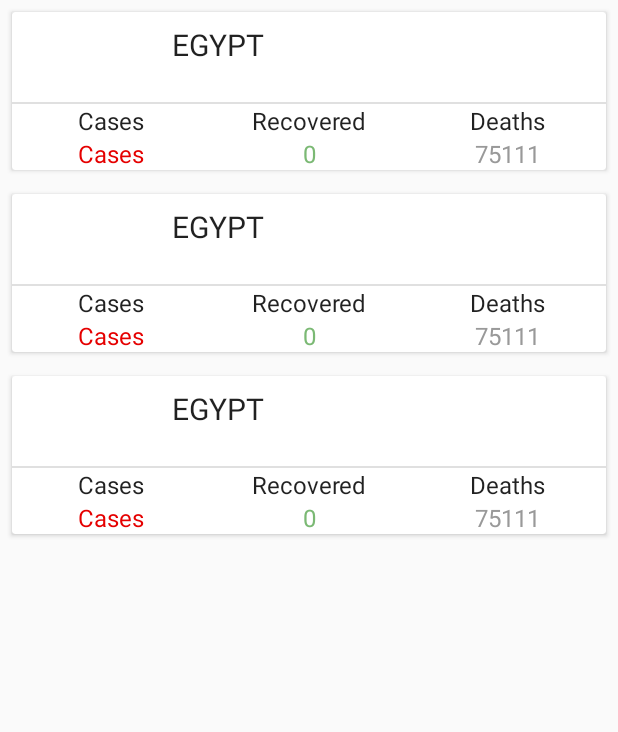
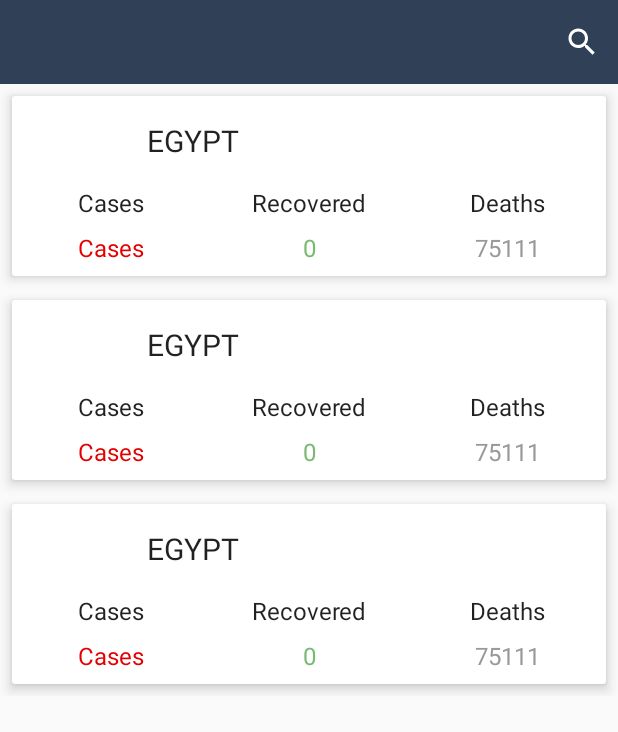
Before and after one commit to RehamAbdelazime/Covid19TrackerApp, an Android app: the layout fragment_country.xml on its own in the app's theme, with its tools: preview values and no code run, on a phone screen of 412 x 824 dp. Shown: the top 732 px of the screen. Run offline under Robolectric (Android 15) with nearby library versions, the phone set to English and light mode, and no system bars; Roboto replaces fonts that are not available here.

Commit message:
Add Search Functionality To Countries View

```diff
--- a/app/src/main/java/com/reham/covid19tracker/ui/home/HomeFragment.java
+++ b/app/src/main/java/com/reham/covid19tracker/ui/home/HomeFragment.java
@@ -15,6 +15,7 @@ import androidx.lifecycle.ViewModelProvider;
 import androidx.swiperefreshlayout.widget.SwipeRefreshLayout;
 import com.reham.covid19tracker.R;
 import com.reham.covid19tracker.pojo.AllModel;
+import com.reham.covid19tracker.view_model.home.HomeViewModel;
 
 public class HomeFragment extends Fragment implements SwipeRefreshLayout.OnRefreshListener {
 
--- a/app/src/main/java/com/reham/covid19tracker/ui/main/MainActivity.java
+++ b/app/src/main/java/com/reham/covid19tracker/ui/main/MainActivity.java
@@ -5,6 +5,8 @@ import android.os.Bundle;
 import android.os.PersistableBundle;
 import android.transition.Fade;
 import android.transition.Slide;
+import android.view.Menu;
+import android.view.MenuInflater;
 import android.view.Window;
 
 import com.google.android.material.bottomnavigation.BottomNavigationView;
@@ -13,6 +15,7 @@ import com.reham.covid19tracker.ui.home.HomeFragment;
 
 import androidx.annotation.NonNull;
 import androidx.appcompat.app.AppCompatActivity;
+import androidx.appcompat.widget.Toolbar;
 import androidx.navigation.NavController;
 import androidx.navigation.Navigation;
 import androidx.navigation.ui.AppBarConfiguration;
@@ -28,8 +31,11 @@ public class MainActivity extends AppCompatActivity {
 
         getWindow().setEnterTransition(new Slide());
 
+
+
         BottomNavigationView navView = findViewById(R.id.nav_view);
         NavController navController = Navigation.findNavController(this, R.id.nav_host_fragment);
         NavigationUI.setupWithNavController(navView, navController);
     }
+
 }
--- a/app/src/main/res/color/bottom_nav_color.xml
+++ b/app/src/main/res/color/bottom_nav_color.xml
@@ -1,5 +1,5 @@
 <?xml version="1.0" encoding="utf-8"?>
 <selector xmlns:android="http://schemas.android.com/apk/res/android">
     <item android:state_checked="true" android:color="@color/colorAccent" />
-    <item android:state_checked="false" android:color="@color/colorPrimary"/>
+    <item android:state_checked="false" android:color="@color/White"/>
 </selector>
--- /dev/null
+++ b/app/src/main/res/drawable/ic_broken_image.xml
@@ -0,0 +1,5 @@
+<vector android:height="24dp" android:tint="#8C8C8C"
+    android:viewportHeight="24.0" android:viewportWidth="24.0"
+    android:width="24dp" xmlns:android="http://schemas.android.com/apk/res/android">
+    <path android:fillColor="#FF000000" android:pathData="M21,5v6.59l-3,-3.01 -4,4.01 -4,-4 -4,4 -3,-3.01L3,5c0,-1.1 0.9,-2 2,-2h14c1.1,0 2,0.9 2,2zM18,11.42l3,3.01L21,19c0,1.1 -0.9,2 -2,2L5,21c-1.1,0 -2,-0.9 -2,-2v-6.58l3,2.99 4,-4 4,4 4,-3.99z"/>
+</vector>
--- /dev/null
+++ b/app/src/main/res/drawable/ic_close.xml
@@ -0,0 +1,5 @@
+<vector android:height="24dp" android:tint="#F5F5F5"
+    android:viewportHeight="24.0" android:viewportWidth="24.0"
+    android:width="24dp" xmlns:android="http://schemas.android.com/apk/res/android">
+    <path android:fillColor="#FF000000" android:pathData="M19,6.41L17.59,5 12,10.59 6.41,5 5,6.41 10.59,12 5,17.59 6.41,19 12,13.41 17.59,19 19,17.59 13.41,12z"/>
+</vector>
--- a/app/src/main/res/drawable/ic_globe_black_24dp.xml
+++ b/app/src/main/res/drawable/ic_globe_black_24dp.xml
@@ -4,6 +4,6 @@
         android:viewportWidth="24.0"
         android:viewportHeight="24.0">
     <path
-        android:fillColor="#FF000000"
+        android:fillColor="#FFF5F5F5"
         android:pathData="M12,2C6.48,2 2,6.48 2,12s4.48,10 10,10 10,-4.48 10,-10S17.52,2 12,2zM11,19.93c-3.95,-0.49 -7,-3.85 -7,-7.93 0,-0.62 0.08,-1.21 0.21,-1.79L9,15v1c0,1.1 0.9,2 2,2v1.93zM17.9,17.39c-0.26,-0.81 -1,-1.39 -1.9,-1.39h-1v-3c0,-0.55 -0.45,-1 -1,-1L8,12v-2h2c0.55,0 1,-0.45 1,-1L11,7h2c1.1,0 2,-0.9 2,-2v-0.41c2.93,1.19 5,4.06 5,7.41 0,2.08 -0.8,3.97 -2.1,5.39z"/>
 </vector>
--- a/app/src/main/res/drawable/ic_home_black_24dp.xml
+++ b/app/src/main/res/drawable/ic_home_black_24dp.xml
@@ -4,6 +4,6 @@
     android:viewportWidth="24.0"
     android:viewportHeight="24.0">
     <path
-        android:fillColor="#FF000000"
+        android:fillColor="#FFF5F5F5"
         android:pathData="M10,20v-6h4v6h5v-8h3L12,3 2,12h3v8z" />
 </vector>
--- /dev/null
+++ b/app/src/main/res/drawable/ic_search.xml
@@ -0,0 +1,9 @@
+<vector xmlns:android="http://schemas.android.com/apk/res/android"
+        android:width="24dp"
+        android:height="24dp"
+        android:viewportWidth="24.0"
+        android:viewportHeight="24.0">
+    <path
+        android:fillColor="#FFF"
+        android:pathData="M15.5,14h-0.79l-0.28,-0.27C15.41,12.59 16,11.11 16,9.5 16,5.91 13.09,3 9.5,3S3,5.91 3,9.5 5.91,16 9.5,16c1.61,0 3.09,-0.59 4.23,-1.57l0.27,0.28v0.79l5,4.99L20.49,19l-4.99,-5zM9.5,14C7.01,14 5,11.99 5,9.5S7.01,5 9.5,5 14,7.01 14,9.5 11.99,14 9.5,14z"/>
+</vector>
--- a/app/src/main/res/layout/activity_main.xml
+++ b/app/src/main/res/layout/activity_main.xml
@@ -13,7 +13,7 @@
         android:layout_marginEnd="0dp"
         app:itemIconTint="@color/bottom_nav_color"
         app:itemTextColor="@color/bottom_nav_color"
-        android:background="?android:attr/windowBackground"
+        android:background="@color/colorPrimaryDark"
         app:layout_constraintBottom_toBottomOf="parent"
         app:layout_constraintLeft_toLeftOf="parent"
         app:layout_constraintRight_toRightOf="parent"
--- a/app/src/main/res/layout/country_item.xml
+++ b/app/src/main/res/layout/country_item.xml
@@ -1,116 +1,130 @@
 <?xml version="1.0" encoding="utf-8"?>
 <androidx.cardview.widget.CardView xmlns:android="http://schemas.android.com/apk/res/android"
+    xmlns:app="http://schemas.android.com/apk/res-auto"
+    xmlns:tools="http://schemas.android.com/tools"
     android:layout_width="match_parent"
-    android:layout_height="wrap_content"
+    android:layout_height="120dp"
     android:layout_margin="8dp"
-    xmlns:tools="http://schemas.android.com/tools">
+    app:cardElevation="5dp"
+    >
 
-    <LinearLayout
+    <androidx.constraintlayout.widget.ConstraintLayout
         android:layout_width="match_parent"
-        android:layout_height="wrap_content"
-        android:orientation="vertical"
-    >
+        android:layout_height="match_parent"
+        android:orientation="vertical">
+
+        <TextView
+            android:id="@+id/tv_countryName"
+            style="@style/TextAppearance.AppCompat.Title"
+            android:layout_width="0dp"
+            android:layout_height="0dp"
+            android:layout_marginTop="8dp"
+            android:layout_weight="3"
+            android:gravity="center_vertical"
+            app:layout_constraintBottom_toTopOf="@+id/linearLayout"
+            app:layout_constraintEnd_toEndOf="parent"
+            app:layout_constraintStart_toEndOf="@+id/img_countryFlag"
+            app:layout_constraintTop_toTopOf="parent"
+            tools:text="EGYPT" />
+
+        <ImageView
+            android:id="@+id/img_countryFlag"
+            android:layout_width="90dp"
+            android:layout_height="0dp"
+            android:layout_gravity="center_vertical"
+            android:layout_marginTop="8dp"
+            android:layout_weight="1"
+            android:contentDescription="@string/country_flag"
+            android:padding="8dp"
+            app:layout_constraintBottom_toBottomOf="@+id/tv_countryName"
+            app:layout_constraintEnd_toStartOf="@+id/tv_countryName"
+            app:layout_constraintStart_toStartOf="parent"
+            app:layout_constraintTop_toTopOf="parent" />
+
+
         <LinearLayout
-            android:layout_width="match_parent"
+            android:id="@+id/linearLayout"
+            android:layout_width="0dp"
             android:layout_height="wrap_content"
+            android:layout_marginTop="8dp"
+            android:layout_marginBottom="8dp"
             android:orientation="horizontal"
-            android:weightSum="4"
-            >
-
-            <ImageView
-                android:id="@+id/img_countryFlag"
-                android:layout_width="0dp"
-                android:layout_height="60dp"
-                android:padding="8dp"
-                android:contentDescription="@string/country_flag"
-                android:layout_weight="1"/>
+            android:weightSum="3"
+            app:layout_constraintBottom_toTopOf="@+id/linearLayout3"
+            app:layout_constraintEnd_toEndOf="parent"
+            app:layout_constraintStart_toStartOf="parent"
+            app:layout_constraintTop_toBottomOf="@+id/tv_countryName">
 
             <TextView
-                android:id="@+id/tv_countryName"
+                style="@style/TextAppearance.AppCompat.Subhead"
                 android:layout_width="0dp"
                 android:layout_height="wrap_content"
-                android:layout_weight="3"
-                tools:text="EGYPT"
-                style="@style/TextAppearance.AppCompat.Title"
-                android:padding="8dp"
+                android:layout_weight="1"
+                android:text="@string/cases"
+                android:textAlignment="center" />
 
-                />
-        </LinearLayout>
-
-        <View style="@style/Divider"/>
-
-        <LinearLayout
-            android:layout_width="match_parent"
-            android:layout_height="wrap_content"
-            android:orientation="horizontal"
-            android:weightSum="3"
-            >
             <TextView
+                style="@style/TextAppearance.AppCompat.Subhead"
                 android:layout_width="0dp"
                 android:layout_height="wrap_content"
-                android:text="@string/cases"
-                android:textAlignment="center"
+                android:layout_weight="1"
+                android:text="@string/recovered"
+                android:textAlignment="center" />
+
+            <TextView
                 style="@style/TextAppearance.AppCompat.Subhead"
-                android:layout_weight="1"
-                />
-            <TextView
                 android:layout_width="0dp"
                 android:layout_height="wrap_content"
-                android:text="@string/recovered"
-                android:textAlignment="center"
-                style="@style/TextAppearance.AppCompat.Subhead"
                 android:layout_weight="1"
-                />
-            <TextView
-                android:layout_width="0dp"
-                android:layout_height="wrap_content"
                 android:text="@string/deaths"
-                style="@style/TextAppearance.AppCompat.Subhead"
-                android:layout_weight="1"
-                android:textAlignment="center"
-                />
+                android:textAlignment="center" />
         </LinearLayout>
 
         <LinearLayout
-            android:layout_width="match_parent"
+            android:id="@+id/linearLayout3"
+            android:layout_width="0dp"
             android:layout_height="wrap_content"
+            android:layout_marginBottom="8dp"
             android:orientation="horizontal"
             android:weightSum="3"
-            >
+            app:layout_constraintBottom_toBottomOf="parent"
+            app:layout_constraintEnd_toEndOf="parent"
+            app:layout_constraintStart_toStartOf="parent"
+            app:layout_constraintTop_toBottomOf="@+id/linearLayout">
+
             <TextView
                 android:id="@+id/tv_countryCases"
+                style="@style/TextAppearance.AppCompat.Subhead"
                 android:layout_width="0dp"
                 android:layout_height="wrap_content"
-                tools:text="@string/cases"
+                android:layout_weight="1"
                 android:textAlignment="center"
-                style="@style/TextAppearance.AppCompat.Subhead"
-                android:layout_weight="1"
                 android:textColor="@color/colorTotalConfirmed"
-                />
+                tools:text="@string/cases" />
+
             <TextView
                 android:id="@+id/tv_countryRecovered"
+                style="@style/TextAppearance.AppCompat.Subhead"
                 android:layout_width="0dp"
                 android:layout_height="wrap_content"
-                tools:text="0"
+                android:layout_weight="1"
                 android:textAlignment="center"
-                style="@style/TextAppearance.AppCompat.Subhead"
-                android:layout_weight="1"
                 android:textColor="@color/colorTotalRecovered"
-                />
+                tools:text="0" />
+
             <TextView
                 android:id="@+id/tv_countryDeaths"
+                style="@style/TextAppearance.AppCompat.Subhead"
                 android:layout_width="0dp"
                 android:layout_height="wrap_content"
-                tools:text="75111"
-                style="@style/TextAppearance.AppCompat.Subhead"
                 android:layout_weight="1"
                 android:textAlignment="center"
                 android:textColor="@color/colorTotalDeaths"
-                />
+                tools:text="75111" />
         </LinearLayout>
 
 
-    </LinearLayout>
+    </androidx.constraintlayout.widget.ConstraintLayout>
 
 
 </androidx.cardview.widget.CardView>
--- a/app/src/main/res/layout/fragment_country.xml
+++ b/app/src/main/res/layout/fragment_country.xml
@@ -1,19 +1,43 @@
 <?xml version="1.0" encoding="utf-8"?>
 
-<androidx.swiperefreshlayout.widget.SwipeRefreshLayout
+    <androidx.coordinatorlayout.widget.CoordinatorLayout
         xmlns:android="http://schemas.android.com/apk/res/android"
         xmlns:app="http://schemas.android.com/apk/res-auto"
         xmlns:tools="http://schemas.android.com/tools"
         tools:context=".ui.country.CountryFragment"
         android:layout_width="match_parent"
         android:layout_height="match_parent"
-    android:id="@+id/swipeRefreshLayout"
         >
+
+        <com.google.android.material.appbar.AppBarLayout
+            android:layout_height="wrap_content"
+            android:layout_width="match_parent"
+            android:theme="@style/Widget.Design.CollapsingToolbar"
+            app:liftOnScroll="true"
+            >
+
+            <androidx.appcompat.widget.Toolbar
+                android:id="@+id/toolbar"
+                android:layout_width="match_parent"
+                android:layout_height="wrap_content"
+                app:collapsedTitleGravity="center"
+                app:contentScrim="@color/White"
+                app:layout_scrollFlags="scroll|enterAlways|snap"
+                app:menu="@menu/search_menu"
+                app:title=" "
+                app:collapseIcon="@drawable/ic_close"
+                >
+
+
+            </androidx.appcompat.widget.Toolbar>
+
+
+        </com.google.android.material.appbar.AppBarLayout>
         <FrameLayout
             android:layout_width="match_parent"
-    android:layout_height="match_parent"
+            android:layout_height="wrap_content"
+            app:layout_behavior="@string/appbar_scrolling_view_behavior"
             >
-
             <androidx.recyclerview.widget.RecyclerView
                 android:id="@+id/recyclerView"
                 android:layout_width="match_parent"
@@ -21,5 +45,7 @@
                 app:layoutManager="androidx.recyclerview.widget.LinearLayoutManager"
                 tools:listitem="@layout/country_item"
                 />
+
         </FrameLayout>
-</androidx.swiperefreshlayout.widget.SwipeRefreshLayout>
+
+    </androidx.coordinatorlayout.widget.CoordinatorLayout>
--- a/app/src/main/res/layout/fragment_home.xml
+++ b/app/src/main/res/layout/fragment_home.xml
@@ -7,6 +7,7 @@
     android:layout_width="match_parent"
     android:layout_height="match_parent"
     android:id="@+id/swipeRefreshLayout"
+    android:theme="@style/Theme.AppCompat.Light.NoActionBar"
     >
 <androidx.constraintlayout.widget.ConstraintLayout
     android:layout_width="match_parent"
--- /dev/null
+++ b/app/src/main/res/menu/search_menu.xml
@@ -0,0 +1,12 @@
+<?xml version="1.0" encoding="utf-8"?>
+<menu xmlns:android="http://schemas.android.com/apk/res/android"
+    xmlns:app="http://schemas.android.com/apk/res-auto">
+
+    <item
+        android:id="@+id/action_search"
+        android:icon="@drawable/ic_search"
+        android:title="@string/search"
+        app:showAsAction="ifRoom|collapseActionView"
+        app:actionViewClass="androidx.appcompat.widget.SearchView"
+        />
+</menu>
--- a/app/src/main/res/values/colors.xml
+++ b/app/src/main/res/values/colors.xml
@@ -2,11 +2,12 @@
 <resources>
     <color name="colorPrimary">#304057</color>
     <color name="colorPrimaryDark">#303657</color>
-    <color name="colorAccent">#da5e5a</color>
+    <color name="colorAccent">#F69A97</color>
     <color name="colorTotalConfirmed">#e50000</color>
     <color name="colorTotalDeaths">#999999</color>
     <color name="colorTotalRecovered">#7bb974</color>
     <color name="colorTotalPositive">#007AFE</color>
+    <color name="White">#F5F5F5</color>
 
     <color name="black_overlay">#66000000</color>
 </resources>
--- a/app/src/main/res/values/strings.xml
+++ b/app/src/main/res/values/strings.xml
@@ -18,7 +18,7 @@
     <string name="country_flag">country flag</string>
     <string name="last_updated">Last updated</string>
 
-    <string name="title_activity_splash_screen">SplashScreenActivity</string>
-    <string name="dummy_button">Dummy Button</string>
-    <string name="dummy_content">DUMMY\nCONTENT</string>
+    <string name="title_activity_splash_screen">Covid-19 World Tracker</string>
+    <string name="search">Search</string>
+
 </resources>
--- a/app/src/main/res/values/styles.xml
+++ b/app/src/main/res/values/styles.xml
@@ -8,7 +8,14 @@
         <item name="colorAccent">@color/colorAccent</item>
         <item name="fontFamily">@font/roboto_medium</item>
         <item name="android:windowActivityTransitions">true</item>
+        <item name="searchViewStyle">@style/SearchViewStyle</item>
+    </style>
 
+    <style name="SearchViewStyle" parent="Widget.AppCompat.SearchView">
+        <item name="searchIcon">@drawable/ic_search</item>
+        <item name="queryBackground">@color/White</item>
+        <item name="searchHintIcon">@null</item>
+        <item name="queryHint">@string/title_country</item>
     </style>
 
     <style name="Divider">
```
Also changed, not shown: app/src/main/java/com/reham/covid19tracker/ui/country/CountryAdapter.java (+56 -4 lines), app/src/main/java/com/reham/covid19tracker/ui/country/CountryFragment.java (+40 -11 lines), app/src/main/java/com/reham/covid19tracker/view_model/country/CountryViewModel.java (renamed from app/src/main/java/com/reham/covid19tracker/ui/country/CountryViewModel.java, +3 -4 lines), app/src/main/java/com/reham/covid19tracker/view_model/home/HomeViewModel.java (renamed from app/src/main/java/com/reham/covid19tracker/ui/home/HomeViewModel.java, +4 -6 lines). Lines whose indentation alone changed are shown as unchanged.
